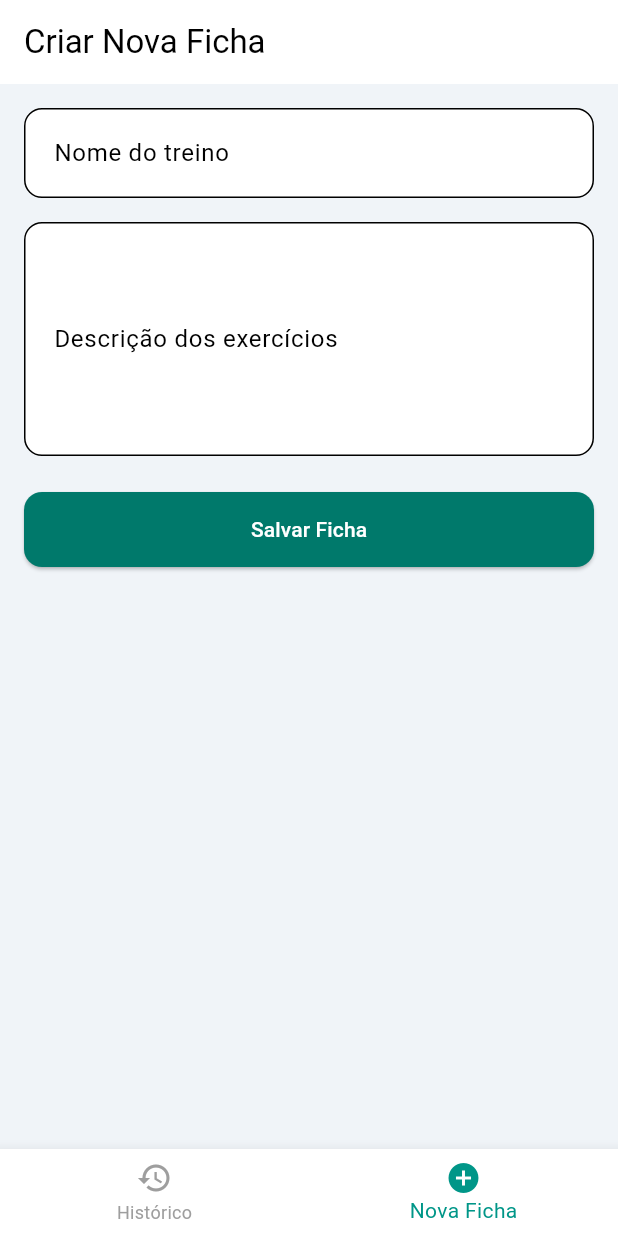
After one commit to EduardoAgostinetti/AppMobile, a Flutter app: the HomePage screen opened by its route, item 2 of the bottom bar chosen, after a tap on "Salvar Ficha", on a phone screen of 412 x 824 dp. The commit adds this screen. Run offline on Flutter 3.47's test engine with Material 3 defaults, Android fonts, the phone set to English and light mode, and no system bars.

Commit message:
home page

```diff
--- /dev/null
+++ b/app/lib/history_page.dart
@@ -0,0 +1,22 @@
+import 'package:flutter/material.dart';
+
+class HistoryPage extends StatelessWidget {
+  const HistoryPage({super.key});
+
+  @override
+  Widget build(BuildContext context) {
+    return Scaffold(
+      appBar: AppBar(
+        title: const Text("Histórico de Fichas"),
+        automaticallyImplyLeading: false, // <- Remove a seta
+      ),
+      body: ListView(
+        children: const [
+          ListTile(title: Text("Treino Peito - 01/05")),
+          ListTile(title: Text("Treino Costas - 03/05")),
+          ListTile(title: Text("Treino Pernas - 06/05")),
+        ],
+      ),
+    );
+  }
+}
--- /dev/null
+++ b/app/lib/home_page.dart
@@ -0,0 +1,42 @@
+import 'package:flutter/material.dart';
+import 'history_page.dart';
+import 'new_ficha_page.dart';
+
+class HomePage extends StatefulWidget {
+  const HomePage({super.key});
+
+  @override
+  State<HomePage> createState() => _HomePageState();
+}
+
+class _HomePageState extends State<HomePage> {
+  int _currentIndex = 0;
+
+  final List<Widget> _pages = [
+    const HistoryPage(),
+    const NewFichaPage(),
+  ];
+
+  @override
+  Widget build(BuildContext context) {
+    return Scaffold(
+      body: _pages[_currentIndex],
+      bottomNavigationBar: BottomNavigationBar(
+        currentIndex: _currentIndex,
+        selectedItemColor: Colors.teal,
+        unselectedItemColor: Colors.grey,
+        onTap: (index) => setState(() => _currentIndex = index),
+        items: const [
+          BottomNavigationBarItem(
+            icon: Icon(Icons.history),
+            label: 'Histórico',
+          ),
+          BottomNavigationBarItem(
+            icon: Icon(Icons.add_circle),
+            label: 'Nova Ficha',
+          ),
+        ],
+      ),
+    );
+  }
+}
--- a/app/lib/login_page.dart
+++ b/app/lib/login_page.dart
@@ -39,7 +39,7 @@ class _LoginPageState extends State<LoginPage> {
     if (response.statusCode == 200) {
       final token = data['token'];
       showSuccessMessage('Login realizado com sucesso!');
-      // Ex: Navigator.pushReplacementNamed(context, '/home');
+      Navigator.pushReplacementNamed(context, '/home');
     } else {
       showErrorMessage(data['message'] ?? 'Erro ao fazer login');
     }
--- a/app/lib/main.dart
+++ b/app/lib/main.dart
@@ -4,6 +4,9 @@ import 'register_page.dart';
 import 'forgot_password_page.dart';
 import 'code_verification_page.dart';
 import 'reset_password_page.dart';
+import 'home_page.dart';
+import 'history_page.dart';
+import 'new_ficha_page.dart';
 
 void main() {
   runApp(const MyApp());
@@ -37,7 +40,8 @@ class MyApp extends StatelessWidget {
         inputDecorationTheme: InputDecorationTheme(
           filled: true,
           fillColor: Colors.white,
-          contentPadding: const EdgeInsets.symmetric(horizontal: 16, vertical: 18),
+          contentPadding:
+              const EdgeInsets.symmetric(horizontal: 16, vertical: 18),
           border: OutlineInputBorder(
             borderRadius: BorderRadius.circular(12),
             borderSide: const BorderSide(color: Color(0xFF0288D1)),
@@ -57,6 +61,9 @@ class MyApp extends StatelessWidget {
         '/forgot': (_) => const ForgotPasswordPage(),
         '/code': (_) => const CodeVerificationPage(),
         '/reset': (_) => const ResetPasswordPage(),
+        '/home': (_) => const HomePage(),
+        '/history': (_) => const HistoryPage(),
+        '/newficha': (_) => const NewFichaPage(),
       },
     );
   }
--- /dev/null
+++ b/app/lib/new_ficha_page.dart
@@ -0,0 +1,37 @@
+import 'package:flutter/material.dart';
+
+class NewFichaPage extends StatelessWidget {
+  const NewFichaPage({super.key});
+
+  @override
+  Widget build(BuildContext context) {
+    return Scaffold(
+      appBar: AppBar(
+        title: const Text("Criar Nova Ficha"),
+        automaticallyImplyLeading: false, // <- Remove a seta
+      ),
+      body: Padding(
+        padding: const EdgeInsets.all(16.0),
+        child: Column(
+          children: [
+            TextField(
+                decoration: const InputDecoration(labelText: 'Nome do treino')),
+            const SizedBox(height: 16),
+            TextField(
+              maxLines: 5,
+              decoration:
+                  const InputDecoration(labelText: 'Descrição dos exercícios'),
+            ),
+            const SizedBox(height: 24),
+            ElevatedButton(
+              onPressed: () {
+                // Salvar ficha aqui
+              },
+              child: const Text("Salvar Ficha"),
+            )
+          ],
+        ),
+      ),
+    );
+  }
+}
```
